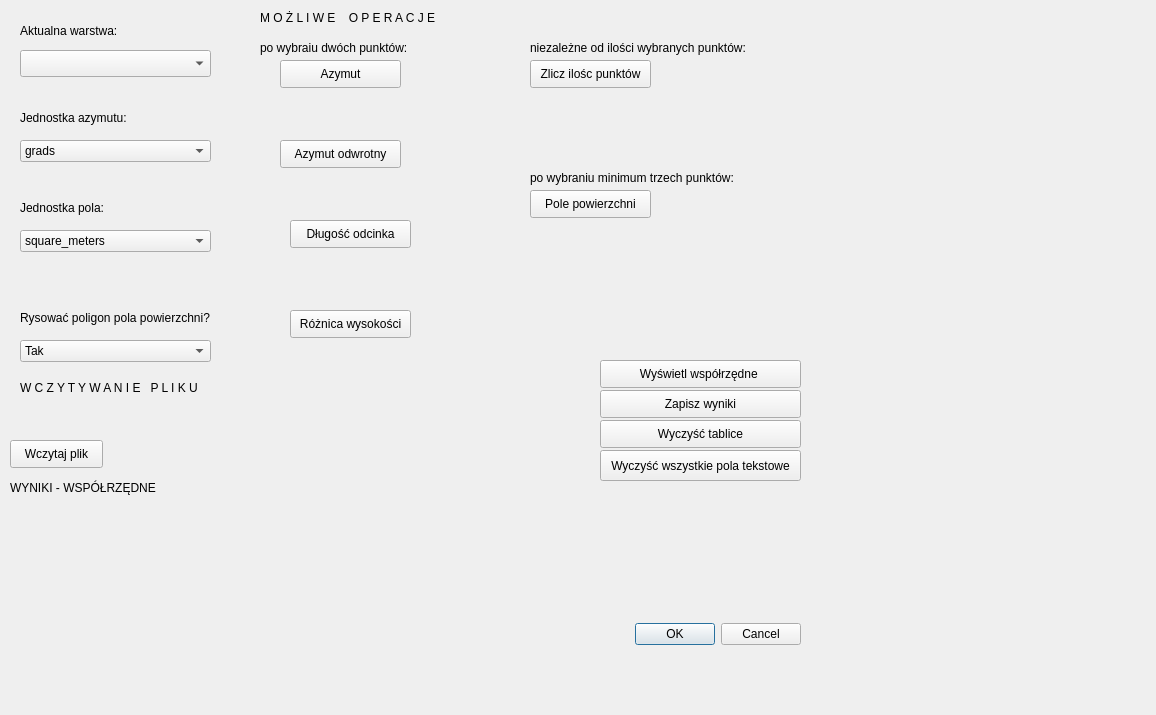
Qt form wtyczkaoa/wtyczkaoa_dialog_base.ui (ozubrzycka/projekt2_wtyczka) before a commit.
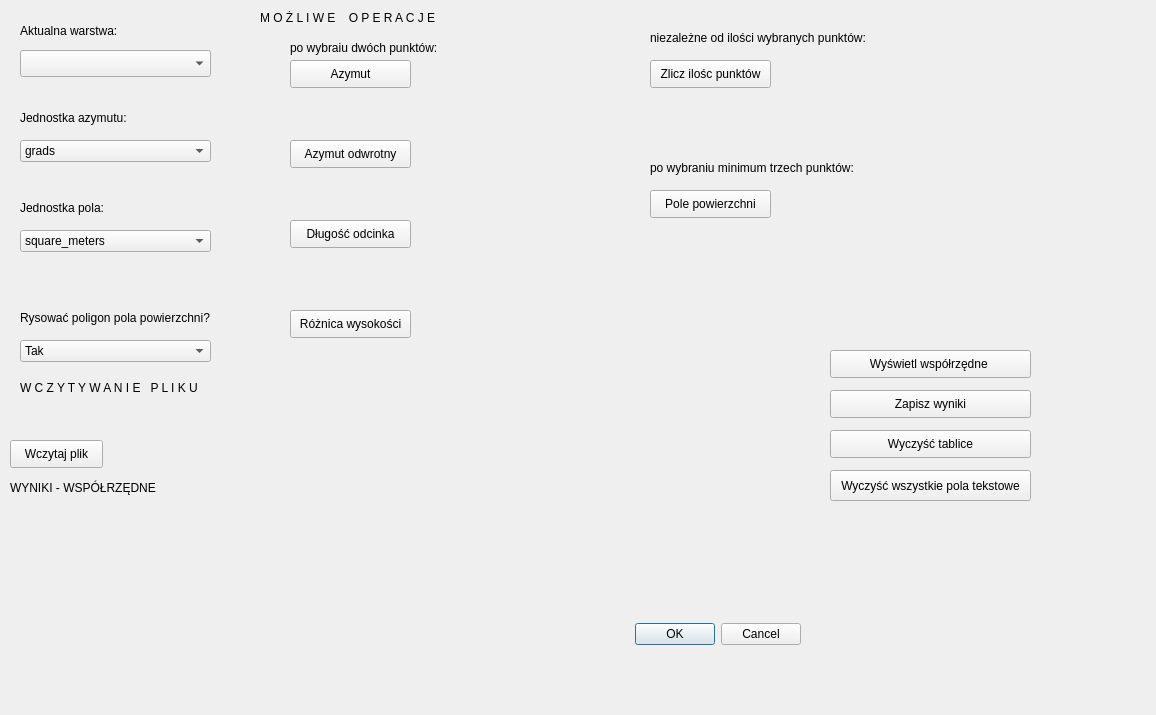
The same form after that commit. Custom widgets are drawn as their Qt base class.

Commit message: Poprawa funkcji powodującej błąd 2

What changed in the file:
```diff
--- a/wtyczkaoa/wtyczkaoa_dialog_base.ui
+++ b/wtyczkaoa/wtyczkaoa_dialog_base.ui
@@ -161,7 +161,7 @@
   <widget class="QLabel" name="after_select_2_points">
    <property name="geometry">
     <rect>
-     <x>260</x>
+     <x>290</x>
      <y>40</y>
      <width>161</width>
      <height>16</height>
@@ -174,7 +174,7 @@
   <widget class="QPushButton" name="azimuth">
    <property name="geometry">
     <rect>
-     <x>280</x>
+     <x>290</x>
      <y>60</y>
      <width>121</width>
      <height>28</height>
@@ -187,7 +187,7 @@
   <widget class="QPushButton" name="reverse_azimuth">
    <property name="geometry">
     <rect>
-     <x>280</x>
+     <x>290</x>
      <y>140</y>
      <width>121</width>
      <height>28</height>
@@ -226,8 +226,8 @@
   <widget class="QLabel" name="min_three_points">
    <property name="geometry">
     <rect>
-     <x>530</x>
-     <y>170</y>
+     <x>650</x>
+     <y>160</y>
      <width>231</width>
      <height>16</height>
     </rect>
@@ -239,7 +239,7 @@
   <widget class="QPushButton" name="area">
    <property name="geometry">
     <rect>
-     <x>530</x>
+     <x>650</x>
      <y>190</y>
      <width>121</width>
      <height>28</height>
@@ -252,8 +252,8 @@
   <widget class="QLabel" name="even_more_points">
    <property name="geometry">
     <rect>
-     <x>530</x>
-     <y>40</y>
+     <x>650</x>
+     <y>30</y>
      <width>231</width>
      <height>16</height>
     </rect>
@@ -265,7 +265,7 @@
   <widget class="QPushButton" name="count_points">
    <property name="geometry">
     <rect>
-     <x>530</x>
+     <x>650</x>
      <y>60</y>
      <width>121</width>
      <height>28</height>
@@ -314,8 +314,8 @@
   <widget class="QPushButton" name="display_coordinates">
    <property name="geometry">
     <rect>
-     <x>600</x>
-     <y>360</y>
+     <x>830</x>
+     <y>350</y>
      <width>201</width>
      <height>28</height>
     </rect>
@@ -340,8 +340,8 @@
   <widget class="QPushButton" name="clear_table">
    <property name="geometry">
     <rect>
-     <x>600</x>
-     <y>420</y>
+     <x>830</x>
+     <y>430</y>
      <width>201</width>
      <height>28</height>
     </rect>
@@ -353,7 +353,7 @@
   <widget class="QPushButton" name="save_file">
    <property name="geometry">
     <rect>
-     <x>600</x>
+     <x>830</x>
      <y>390</y>
      <width>201</width>
      <height>28</height>
@@ -366,8 +366,8 @@
   <widget class="QPushButton" name="reset_all">
    <property name="geometry">
     <rect>
-     <x>600</x>
-     <y>450</y>
+     <x>830</x>
+     <y>470</y>
      <width>201</width>
      <height>31</height>
     </rect>
@@ -405,9 +405,9 @@
   <widget class="QLabel" name="height_difference_result">
    <property name="geometry">
     <rect>
-     <x>300</x>
+     <x>290</x>
      <y>350</y>
-     <width>231</width>
+     <width>331</width>
      <height>31</height>
     </rect>
    </property>
@@ -418,8 +418,8 @@
   <widget class="QLabel" name="surface_area_result">
    <property name="geometry">
     <rect>
-     <x>530</x>
-     <y>220</y>
+     <x>650</x>
+     <y>230</y>
      <width>271</width>
      <height>41</height>
     </rect>
@@ -446,7 +446,7 @@
     <rect>
      <x>290</x>
      <y>260</y>
-     <width>211</width>
+     <width>331</width>
      <height>31</height>
     </rect>
    </property>
@@ -459,7 +459,7 @@
     <rect>
      <x>290</x>
      <y>180</y>
-     <width>221</width>
+     <width>311</width>
      <height>31</height>
     </rect>
    </property>
@@ -472,7 +472,7 @@
     <rect>
      <x>290</x>
      <y>100</y>
-     <width>201</width>
+     <width>301</width>
      <height>31</height>
     </rect>
    </property>
```
